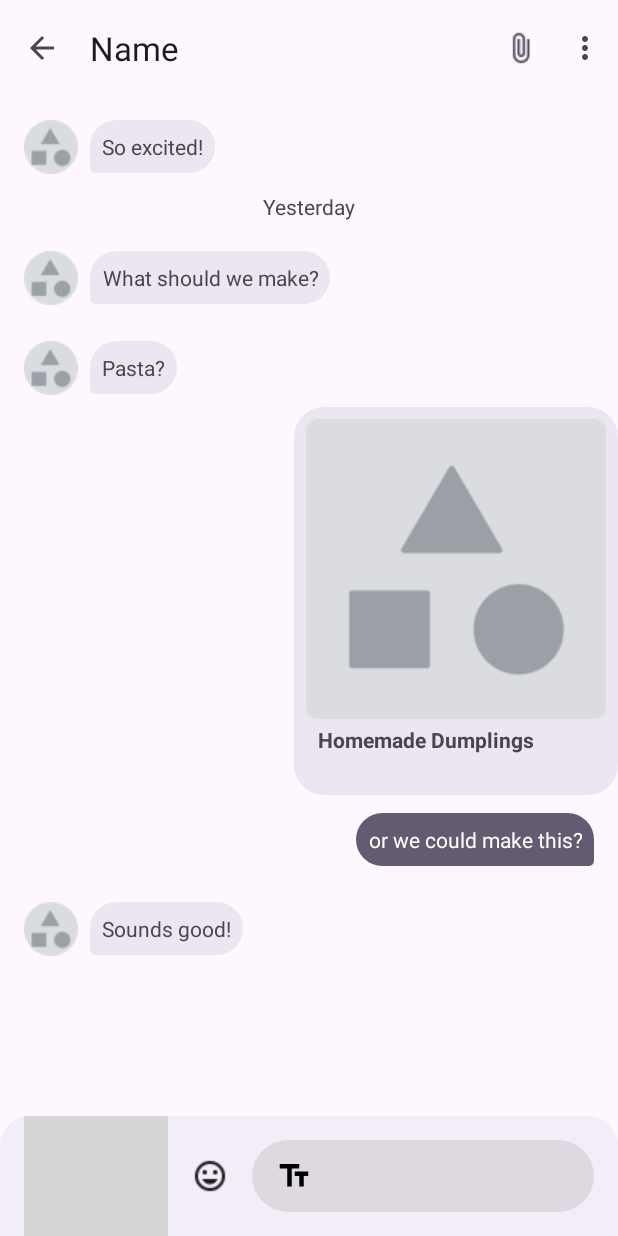
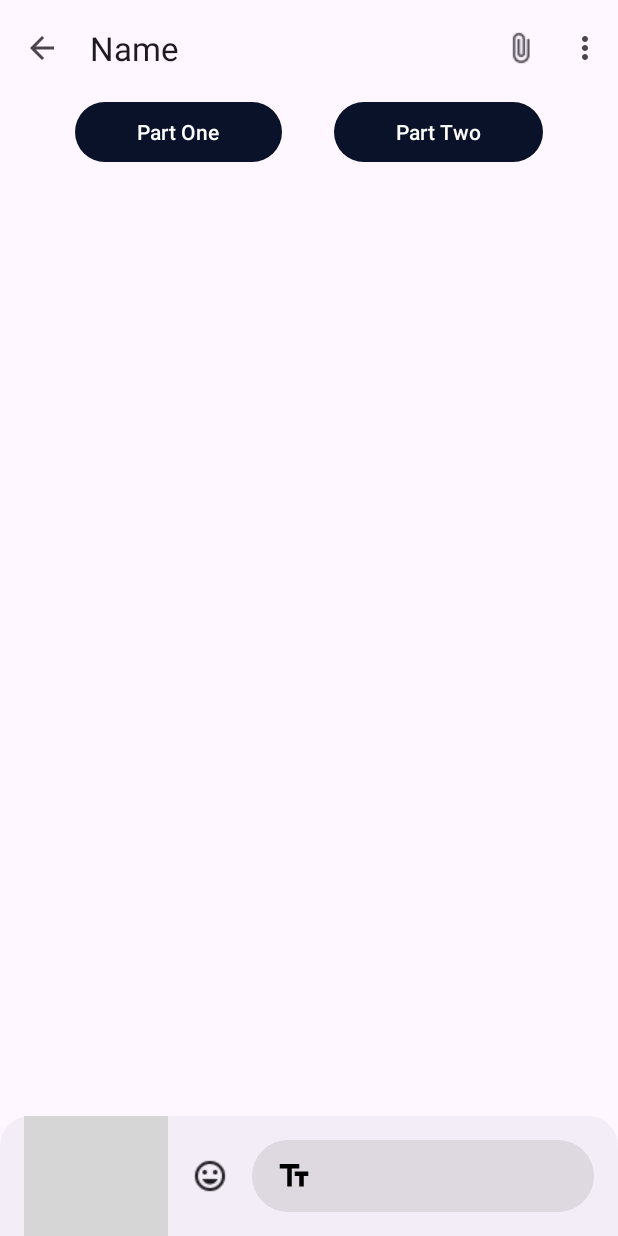
Before and after one commit to Jeong-MyeongSu/AndroidStudy, an Android app: the screen it shows after launch (FigmaTwoActivity), after a tap on "Figma_Two", on a phone screen of 412 x 824 dp. Run offline under Robolectric (Android 15) with nearby library versions, the phone set to English and light mode, and no system bars; our stand-ins replace Room's generated code; grey boxes are pictures that could not be loaded.

Commit message:
작업중

```diff
--- /dev/null
+++ b/app/src/main/java/com/wjdaudtn/mission/figma/FigmaTalkDatabaseInit.kt
@@ -0,0 +1,53 @@
+package com.wjdaudtn.mission.figma
+
+import android.content.Context
+import androidx.room.Room
+import com.wjdaudtn.mission.figma.database.TalkDao
+import com.wjdaudtn.mission.figma.database.TalkDatabase
+import com.wjdaudtn.mission.figma.database.TalkEntity
+
+/**
+ *packageName    : com.wjdaudtn.mission.figma
+ * fileName       : FigmaTalkDatabaseInit
+ * author         : licen
+ * date           : 2024-07-17
+ * description    :
+ * ===========================================================
+ * DATE              AUTHOR             NOTE
+ * -----------------------------------------------------------
+ * 2024-07-17        licen       최초 생성
+ */
+class FigmaTalkDatabaseInit {
+    private lateinit var talkDao: TalkDao
+    private lateinit var talkDatabase: TalkDatabase
+
+    fun getTalkDao(context: Context):TalkDao{
+        if(!::talkDatabase.isInitialized){
+            setDatabase(context)
+        }
+        return talkDao
+    }
+
+    private fun setDatabase(context:Context) {
+        talkDatabase = Room.databaseBuilder(
+            context.applicationContext,
+            TalkDatabase::class.java,
+            "talk_db",
+        )
+            .fallbackToDestructiveMigration() //스키마가 변경되면 기존 데이터 삭제하고 새로 생성 데이터 무결성을 보장 하지만 데이터 손실을 초래 데이터 손실을 피하기 위해선 .addMigrations(클래스 이름) 을 사용
+            .allowMainThreadQueries()     //메인 스레드에서 데이터 베이스 쿼리를 허용 실제 애플리케이션 에서는 백그라운드 스레드에서 데이터 베이스 작업이 수행하도록 해야함
+            .build() // 빌드하여 database instance 생성
+        talkDao = talkDatabase.talkDao()
+        if(talkDao.getTalkAll().isEmpty()){
+            val initialTalk = listOf(
+                TalkEntity(content = "hi hi hi hi hi hi hi",userNum = 1),
+                TalkEntity(content = "bye bye bye bye.", userNum = 2)
+            )
+            for (talk in initialTalk) {
+                if (talkDao.getTalkId(talk.id) == null) {
+                    talkDao.setInsertTalk(talk)
+                }
+            }
+        }
+    }
+}
--- a/app/src/main/java/com/wjdaudtn/mission/figma/FigmaTwoActivity.kt
+++ b/app/src/main/java/com/wjdaudtn/mission/figma/FigmaTwoActivity.kt
@@ -1,6 +1,7 @@
 package com.wjdaudtn.mission.figma
 
 import android.os.Bundle
+import android.util.Log
 import android.view.Menu
 import android.view.MenuItem
 import android.view.View
@@ -8,10 +9,12 @@ import android.widget.ImageView
 import androidx.activity.OnBackPressedCallback
 import androidx.appcompat.app.AppCompatActivity
 import androidx.appcompat.widget.SearchView
-import androidx.recyclerview.widget.LinearLayoutManager
+import com.wjdaudtn.mission.R
 import com.wjdaudtn.mission.databinding.ActivityFigmaTwoBinding
 import com.wjdaudtn.mission.databinding.CilpBinding
-import com.wjdaudtn.mission.figma.adapter.FigmaTwoAdapter
+import com.wjdaudtn.mission.figma.database.TalkDao
+import com.wjdaudtn.mission.figma.fragment.FigmaTwoFragmentPartOne
+import com.wjdaudtn.mission.figma.fragment.FigmaTwoFragmentPartTwo
 
 /**
  *packageName    : com.wjdaudtn.mission.figma
@@ -26,12 +29,16 @@ import com.wjdaudtn.mission.figma.adapter.FigmaTwoAdapter
  */
 class FigmaTwoActivity : AppCompatActivity() {
     data class StringAndType(val string: String, val type: Int)  //리사이클러 뷰에 들어갈 리스트에 들어갈 데이터클래스 생성
-    lateinit var figmaTwoContextList: MutableList<StringAndType> //리사이클러 뷰에 들어갈 리스트
+//    lateinit var figmaTwoContextList: MutableList<StringAndType> //리사이클러 뷰에 들어갈 리스트
+    private lateinit var talkDao: TalkDao
     private lateinit var binding: ActivityFigmaTwoBinding
+
+
     override fun onCreate(savedInstanceState: Bundle?) {
         super.onCreate(savedInstanceState)
         binding = ActivityFigmaTwoBinding.inflate(layoutInflater)
         setContentView(binding.root)
+        talkDao = FigmaTalkDatabaseInit().getTalkDao(applicationContext)
     }
 
     override fun onResume() {
@@ -67,27 +74,16 @@ class FigmaTwoActivity : AppCompatActivity() {
                 finish()
             }
         })
-        //정적인 데이터
-        figmaTwoContextList = mutableListOf(
-            StringAndType("So excited!",1),
-            StringAndType("Yesterday",3),
-            StringAndType("What should we make?", 1),
-            StringAndType("Pasta?",1),
-            StringAndType("Homemade Dumplings",4),
-            StringAndType("or we could make this?", 2),
-            StringAndType("Sounds good!",1)
-        )
 
-        //recyclerView
-        binding.figmaTwoRecyclerview.adapter = FigmaTwoAdapter(figmaTwoContextList)
-        binding.figmaTwoRecyclerview.layoutManager = LinearLayoutManager(baseContext)
-
+        binding.btnPartOne.setOnClickListener(customClickListener)
+        binding.btnPartTwo.setOnClickListener(customClickListener)
 
         hideCloseButton()// x버튼 숨기기
+
         binding.figmaTwoEditText.setOnQueryTextListener(object : SearchView.OnQueryTextListener,
             android.widget.SearchView.OnQueryTextListener {
             override fun onQueryTextSubmit(query: String?): Boolean {
-                figmaTwoContextList.add(StringAndType(query.toString(), 2))
+                Log.d("onQueryTextSubmit","입력함")
                 binding.figmaTwoEditText.setQuery("", false)//텍스트 지우기
                 binding.figmaTwoEditText.clearFocus() //포커스 제거
                 hideCloseButton() // X 버튼 숨기기
@@ -99,16 +95,67 @@ class FigmaTwoActivity : AppCompatActivity() {
             }
         })
 
-        binding.submitButton.setOnClickListener {
-            val query = binding.figmaTwoEditText.query.toString()
-            figmaTwoContextList.add(StringAndType(query, 2))
-            binding.figmaTwoEditText.setQuery("", false) // 텍스트를 지웁니다
-            binding.figmaTwoEditText.clearFocus() // 포커스를 제거합니다
-            binding.figmaTwoRecyclerview.scrollToPosition(figmaTwoContextList.size - 1) // RecyclerView가 데이터 설정 후 스크롤을 가장 아래로 이동
-            hideCloseButton() // X 버튼 숨기기
-        }
+
+
+//
+//        //recyclerView
+//        binding.figmaTwoRecyclerview.adapter = FigmaTwoAdapter(figmaTwoContextList)
+//        binding.figmaTwoRecyclerview.layoutManager = LinearLayoutManager(baseContext)
+//
+//
+
+//        binding.figmaTwoEditText.setOnQueryTextListener(object : SearchView.OnQueryTextListener,
+//            android.widget.SearchView.OnQueryTextListener {
+//            override fun onQueryTextSubmit(query: String?): Boolean {
+//                figmaTwoContextList.add(StringAndType(query.toString(), 2))
+//                binding.figmaTwoEditText.setQuery("", false)//텍스트 지우기
+//                binding.figmaTwoEditText.clearFocus() //포커스 제거
+//                hideCloseButton() // X 버튼 숨기기
+//                return false
+//            }
+//            override fun onQueryTextChange(newText: String?): Boolean {
+//                hideCloseButton() // X 버튼 숨기기
+//                return true
+//            }
+//        })
+//
+//        binding.submitButton.setOnClickListener {
+//            val query = binding.figmaTwoEditText.query.toString()
+//            figmaTwoContextList.add(StringAndType(query, 2))
+//            binding.figmaTwoEditText.setQuery("", false) // 텍스트를 지웁니다
+//            binding.figmaTwoEditText.clearFocus() // 포커스를 제거합니다
+//            binding.figmaTwoRecyclerview.scrollToPosition(figmaTwoContextList.size - 1) // RecyclerView가 데이터 설정 후 스크롤을 가장 아래로 이동
+//            hideCloseButton() // X 버튼 숨기기
+//        }
 
     }
+
+    private val customClickListener:View.OnClickListener = (View.OnClickListener { v ->
+        when(v.id){
+            R.id.btn_part_one -> {
+                Log.d("btn_part_one","파트1 버튼 클릭")
+                showPartOneFragment()
+            }
+
+            R.id.btn_part_two -> {
+                Log.d("btn_part_two", "파트2 버튼 클릭")
+                showPartTwoFragment()
+            }
+        }
+    })
+    private fun showPartOneFragment(){
+        val partOneFragment = FigmaTwoFragmentPartOne()
+        supportFragmentManager.beginTransaction()
+            .replace(R.id.fragment_container_figma_two, partOneFragment)
+            .commit()
+    }
+    private fun showPartTwoFragment(){
+        val partTwoFragment = FigmaTwoFragmentPartTwo()
+        supportFragmentManager.beginTransaction()
+            .replace(R.id.fragment_container_figma_two, partTwoFragment)
+            .commit()
+    }
+
     //버튼 숨기기 함수
     fun hideCloseButton() {
         try {
--- a/app/src/main/java/com/wjdaudtn/mission/figma/adapter/FigmaTwoAdapter.kt
+++ b/app/src/main/java/com/wjdaudtn/mission/figma/adapter/FigmaTwoAdapterPartTwo.kt
@@ -1,6 +1,5 @@
 package com.wjdaudtn.mission.figma.adapter
 
-import android.annotation.SuppressLint
 import android.view.LayoutInflater
 import android.view.ViewGroup
 import androidx.recyclerview.widget.RecyclerView
@@ -8,45 +7,45 @@ import com.wjdaudtn.mission.databinding.FigmaTwoListDayBinding
 import com.wjdaudtn.mission.databinding.FigmaTwoListLeftBinding
 import com.wjdaudtn.mission.databinding.FigmaTwoListRightBinding
 import com.wjdaudtn.mission.databinding.FigmaTwoListRightWithImageBinding
-import com.wjdaudtn.mission.figma.FigmaTwoActivity
-import com.wjdaudtn.mission.recyclerView.ViewHolderTwo.MyViewHolder1
+
+import com.wjdaudtn.mission.figma.fragment.FigmaTwoFragmentPartTwo
 
 /**
  *packageName    : com.wjdaudtn.mission.figma.adapter
- * fileName       : FigmaTwoAdapter
+ * fileName       : FigmaTwoAdapterPartTwo
  * author         : licen
- * date           : 2024-07-11
+ * date           : 2024-07-17
  * description    :
  * ===========================================================
  * DATE              AUTHOR             NOTE
  * -----------------------------------------------------------
- * 2024-07-11        licen       최초 생성
+ * 2024-07-17        licen       최초 생성
  */
-class FigmaTwoAdapter(private var contextList:MutableList<FigmaTwoActivity.StringAndType>):RecyclerView.Adapter<RecyclerView.ViewHolder>() {
+class FigmaTwoAdapterPartTwo(private var item: MutableList<FigmaTwoFragmentPartTwo.TalkItem2>): RecyclerView.Adapter<RecyclerView.ViewHolder>() {
     override fun onCreateViewHolder(parent: ViewGroup, viewType: Int): RecyclerView.ViewHolder {
         return when (viewType) {
-            1 -> FigmaViewHolder1(
+            1 -> FigmaViewHolderPartTwo1(
                 FigmaTwoListLeftBinding.inflate(
                     LayoutInflater.from(parent.context),
                     parent,
                     false
                 )
             )
-            2 -> FigmaViewHolder2(
+            2 -> FigmaViewHolderPartTwo2(
                 FigmaTwoListRightBinding.inflate(
                     LayoutInflater.from(parent.context),
                     parent,
                     false
                 )
             )
-            3 -> FigmaViewHolder3(
+            3 -> FigmaViewHolderPartTwo3(
                 FigmaTwoListDayBinding.inflate(
                     LayoutInflater.from(parent.context),
                     parent,
                     false
                 )
             )
-            else -> FigmaViewHolder4(
+            else -> FigmaViewHolderPartTwo4(
                 FigmaTwoListRightWithImageBinding.inflate(
                     LayoutInflater.from(parent.context),
                     parent,
@@ -58,22 +57,22 @@ class FigmaTwoAdapter(private var contextList:MutableList<FigmaTwoActivity.Strin
 
     override fun onBindViewHolder(holder: RecyclerView.ViewHolder, position: Int) {
         when (holder){
-            is FigmaViewHolder1 -> holder.binding.figmaTwoListLeftText.text = contextList[position].string
-            is FigmaViewHolder2 -> holder.binding.figmaTwoListRightText.text = contextList[position].string
-            is FigmaViewHolder3 -> holder.binding.figmaTwoListDayText.text = contextList[position].string
-            is FigmaViewHolder4 -> holder.binding.figmaTwoListWithImageText.text = contextList[position].string
+            is FigmaViewHolderPartTwo1 -> holder.binding.figmaTwoListLeftText.text = item[position].content
+            is FigmaViewHolderPartTwo2 -> holder.binding.figmaTwoListRightText.text = item[position].content
+            is FigmaViewHolderPartTwo3 -> holder.binding.figmaTwoListDayText.text = item[position].content
+            is FigmaViewHolderPartTwo4 -> holder.binding.figmaTwoListWithImageText.text = item[position].content
         }
     }
 
     override fun getItemCount(): Int {
-        return contextList.size
+        return item.size
     }
 
     override fun getItemViewType(position: Int): Int {
-        return contextList[position].type
+        return item[position].user
     }
+    class FigmaViewHolderPartTwo1(val binding: FigmaTwoListLeftBinding): RecyclerView.ViewHolder(binding.root)
+    class FigmaViewHolderPartTwo2(val binding: FigmaTwoListRightBinding): RecyclerView.ViewHolder(binding.root)
+    class FigmaViewHolderPartTwo3(val binding: FigmaTwoListDayBinding): RecyclerView.ViewHolder(binding.root) //다음 날로 넘어갈 때
+    class FigmaViewHolderPartTwo4(val binding: FigmaTwoListRightWithImageBinding): RecyclerView.ViewHolder(binding.root)//사진을 같이 넘길 때
 }
-class FigmaViewHolder1(val binding:FigmaTwoListLeftBinding): RecyclerView.ViewHolder(binding.root)
-class FigmaViewHolder2(val binding:FigmaTwoListRightBinding): RecyclerView.ViewHolder(binding.root)
-class FigmaViewHolder3(val binding:FigmaTwoListDayBinding): RecyclerView.ViewHolder(binding.root)
-class FigmaViewHolder4(val binding:FigmaTwoListRightWithImageBinding): RecyclerView.ViewHolder(binding.root)
--- /dev/null
+++ b/app/src/main/java/com/wjdaudtn/mission/figma/database/TalkDao.kt
@@ -0,0 +1,36 @@
+package com.wjdaudtn.mission.figma.database
+
+import androidx.room.Dao
+import androidx.room.Delete
+import androidx.room.Insert
+import androidx.room.Query
+import androidx.room.Update
+
+/**
+ *packageName    : com.wjdaudtn.mission.figma.database
+ * fileName       : TalkDao
+ * author         : licen
+ * date           : 2024-07-17
+ * description    :
+ * ===========================================================
+ * DATE              AUTHOR             NOTE
+ * -----------------------------------------------------------
+ * 2024-07-17        licen       최초 생성
+ */
+@Dao
+interface TalkDao {
+    @Insert
+    fun setInsertTalk(talkEntity: TalkEntity) : Long
+
+    @Update
+    fun setUpdateTalk(talkEntity: TalkEntity)
+
+    @Delete
+    fun setDeleteTalk(talkEntity: TalkEntity)
+
+    @Query("SELECT * FROM TalkEntity")
+    fun getTalkAll(): MutableList<TalkEntity>
+
+    @Query("SELECT * FROM TalkEntity WHERE id = :talkId")
+    fun getTalkId(talkId: Int): TalkEntity?
+}
--- /dev/null
+++ b/app/src/main/java/com/wjdaudtn/mission/figma/database/TalkDatabase.kt
@@ -0,0 +1,20 @@
+package com.wjdaudtn.mission.figma.database
+
+import androidx.room.Database
+import androidx.room.RoomDatabase
+
+/**
+ *packageName    : com.wjdaudtn.mission.figma.database
+ * fileName       : TalkDatabase
+ * author         : licen
+ * date           : 2024-07-17
+ * description    :
+ * ===========================================================
+ * DATE              AUTHOR             NOTE
+ * -----------------------------------------------------------
+ * 2024-07-17        licen       최초 생성
+ */
+@Database(entities = [TalkEntity::class], version = 1, exportSchema = false)
+abstract class TalkDatabase: RoomDatabase() {
+    abstract fun talkDao(): TalkDao
+}
--- /dev/null
+++ b/app/src/main/java/com/wjdaudtn/mission/figma/database/TalkEntity.kt
@@ -0,0 +1,23 @@
+package com.wjdaudtn.mission.figma.database
+
+import androidx.room.Entity
+import androidx.room.PrimaryKey
+
+/**
+ *packageName    : com.wjdaudtn.mission.figma.database
+ * fileName       : TalkEntity
+ * author         : licen
+ * date           : 2024-07-17
+ * description    :
+ * ===========================================================
+ * DATE              AUTHOR             NOTE
+ * -----------------------------------------------------------
+ * 2024-07-17        licen       최초 생성
+ */
+@Entity
+data class TalkEntity(
+    @PrimaryKey(autoGenerate = true)
+    val id: Int = 0,
+    val content: String = "",
+    val userNum: Int = 0
+)
--- a/app/src/main/res/layout/activity_figma_two.xml
+++ b/app/src/main/res/layout/activity_figma_two.xml
@@ -3,9 +3,9 @@
   xmlns:app="http://schemas.android.com/apk/res-auto"
   xmlns:tools="http://schemas.android.com/tools"
   android:id="@+id/main"
-    android:orientation="vertical"
   android:layout_width="match_parent"
   android:layout_height="match_parent"
+  android:orientation="vertical"
   tools:context=".figma.FigmaTwoActivity">
   <com.google.android.material.appbar.MaterialToolbar
     android:id="@+id/toolbar_figma_two"
@@ -13,97 +13,113 @@
     android:layout_height="64dp"
     android:background="#FEF7FF"
     app:layout_constraintStart_toStartOf="parent"
-        app:layout_constraintTop_toTopOf="parent"/>
+    app:layout_constraintTop_toTopOf="parent" />
+  <LinearLayout
+    android:id="@+id/layout_btn"
+    android:layout_width="match_parent"
+    android:layout_height="wrap_content"
+    android:orientation="horizontal"
+    app:layout_constraintStart_toStartOf="parent"
+    app:layout_constraintTop_toBottomOf="@id/toolbar_figma_two">
+
+    <com.google.android.material.button.MaterialButton
+      android:id="@+id/btn_part_one"
+      android:layout_width="wrap_content"
+      android:layout_height="wrap_content"
+      android:layout_marginStart="50dp"
+      android:layout_weight="1"
+      android:text="@string/part_one" />
+    <View
+      android:layout_width="0dp"
+      android:layout_height="wrap_content"
+      android:layout_weight="1" />
+
+    <com.google.android.material.button.MaterialButton
+      android:id="@+id/btn_part_two"
+      android:layout_width="wrap_content"
+      android:layout_height="wrap_content"
+      android:layout_marginEnd="50dp"
+      android:layout_weight="1"
+      android:text="@string/part_two" />
+  </LinearLayout>
+
+  <androidx.fragment.app.FragmentContainerView
+    android:id="@+id/fragment_container_figma_two"
+    android:layout_width="match_parent"
+    android:layout_height="match_parent"
+    android:layout_marginTop="128dp"
+    android:layout_marginBottom="92dp" />
+
   <androidx.recyclerview.widget.RecyclerView
     android:id="@+id/figma_two_recyclerview"
     android:layout_width="match_parent"
     android:layout_height="match_parent"
     android:layout_marginTop="64dp"
-        android:layout_marginBottom="92dp"/>
+    android:layout_marginBottom="92dp" />
+
   <com.google.android.material.bottomnavigation.BottomNavigationView
     android:layout_width="match_parent"
     android:layout_height="wrap_content"
     android:layout_gravity="bottom"
     android:background="@drawable/figma_two_bottom_navigation"
-        app:layout_constraintStart_toStartOf="parent"
-        app:layout_constraintBottom_toBottomOf="parent">
-        <LinearLayout
-            android:orientation="horizontal"
-            android:layout_width="match_parent"
-            android:layout_height="match_parent">
-            <ImageView
-                android:layout_marginStart="16dp"
-                android:layout_gravity="center"
-                android:layout_width="wrap_content"
-                android:layout_height="wrap_content"
-                android:background="@drawable/add_circle"
-                android:contentDescription="@string/add_circle_image"/>
-            <ImageView
-                android:layout_marginStart="16dp"
-                android:layout_marginEnd="16dp"
-                android:layout_gravity="center"
-                android:layout_width="wrap_content"
-                android:layout_height="wrap_content"
-                android:background="@drawable/smail"/>
+    app:layout_constraintBottom_toBottomOf="parent"
+    app:layout_constraintStart_toStartOf="parent">
+
     <LinearLayout
       android:layout_width="match_parent"
       android:layout_height="match_parent"
-                android:background="@drawable/custom_search_bar"
+      android:orientation="horizontal">
+
+      <ImageView
+        android:layout_width="wrap_content"
+        android:layout_height="wrap_content"
+        android:layout_gravity="center"
+        android:layout_marginStart="16dp"
+        android:background="@drawable/add_circle"
+        android:contentDescription="@string/add_circle_image" />
+
+      <ImageView
+        android:layout_width="wrap_content"
+        android:layout_height="wrap_content"
+        android:layout_gravity="center"
+        android:layout_marginStart="16dp"
+        android:layout_marginEnd="16dp"
+        android:background="@drawable/smail" />
+
+      <LinearLayout
+        android:layout_width="match_parent"
+        android:layout_height="match_parent"
         android:layout_marginTop="16dp"
         android:layout_marginEnd="16dp"
         android:layout_marginBottom="16dp"
+        android:background="@drawable/custom_search_bar"
         android:orientation="horizontal">
+
         <ImageView
-                    android:layout_marginStart="16dp"
-                    android:layout_gravity="center"
           android:layout_width="wrap_content"
           android:layout_height="wrap_content"
-                    android:background="@drawable/baseline_text_fields_24"/>
+          android:layout_gravity="center"
+          android:layout_marginStart="16dp"
+          android:background="@drawable/baseline_text_fields_24" />
+
         <SearchView
-                    android:iconifiedByDefault="false"
-                    android:searchIcon="@null"
-                    android:queryBackground="@null"
           android:id="@+id/figma_two_edit_text"
+          android:layout_width="190dp"
+          android:layout_height="wrap_content"
+          android:layout_gravity="center"
           android:layout_marginStart="16dp"
           android:layout_marginEnd="16dp"
-                    android:layout_gravity="center"
-                    android:layout_width="190dp"
-                    android:layout_height="wrap_content"/>
+          android:iconifiedByDefault="false"
+          android:queryBackground="@null"
+          android:searchIcon="@null" />
+
         <Button
-                    android:layout_gravity="center"
           android:id="@+id/submit_button"
           android:layout_width="24dp"
           android:layout_height="24dp"
-                    android:background="@drawable/baseline_send_24"/>
-<!--                <ImageView-->
-<!--                    android:layout_gravity="center"-->
-<!--                    android:layout_width="wrap_content"-->
-<!--                    android:layout_height="wrap_content"-->
-<!--                    android:background="@drawable/baseline_mic_24"/>-->
-
+          android:layout_gravity="center"
+          android:background="@drawable/baseline_send_24" />
       </LinearLayout>
-<!--            <com.google.android.material.search.SearchBar-->
-<!--                android:id="@+id/figma_two_search_bar"-->
-<!--                android:layout_width="match_parent"-->
-<!--                android:layout_height="wrap_content"-->
-<!--                app:navigationIcon="@drawable/baseline_text_fields_24"-->
-<!--                app:menu="@menu/figma_two_bottom_nav_search_bar_menu">-->
-<!--                <com.google.android.material.search.SearchView-->
-<!--                    android:id="@+id/figma_two_search_view"-->
-<!--                    android:layout_width="match_parent"-->
-<!--                    android:layout_height="match_parent"-->
-<!--                    android:focusable="true"-->
-<!--                    android:focusableInTouchMode="true"-->
-<!--                    app:layout_anchor="@id/figma_two_search_bar">-->
-<!--                    <EditText-->
-<!--                        android:id="@+id/figma_two_edit_text"-->
-<!--                        android:layout_width="match_parent"-->
-<!--                        android:layout_height="match_parent"/>-->
-<!--                    &lt;!&ndash; Search suggestions/results go here (ScrollView, RecyclerView, etc.). &ndash;&gt;-->
-<!--                </com.google.android.material.search.SearchView>-->
-<!--            </com.google.android.material.search.SearchBar>-->
-
-
     </LinearLayout>
   </com.google.android.material.bottomnavigation.BottomNavigationView>
 </androidx.constraintlayout.widget.ConstraintLayout>
--- a/app/src/main/res/values/strings.xml
+++ b/app/src/main/res/values/strings.xml
@@ -49,5 +49,7 @@
   <dimen name="lg">24sp</dimen>
   <!-- TODO: Remove or change this placeholder text -->
   <string name="hello_blank_fragment">Hello blank fragment</string>
+  <string name="part_one">Part One</string>
+  <string name="part_two">Part Two</string>
 
 </resources>
```
Also changed, not shown: app/src/main/java/com/wjdaudtn/mission/figma/adapter/FigmaTwoAdapterPartOne.kt (added, +78 -0 lines), app/src/main/java/com/wjdaudtn/mission/figma/fragment/FigmaTwoFragmentPartOne.kt (+37 -38 lines), app/src/main/java/com/wjdaudtn/mission/figma/fragment/FigmaTwoFragmentPartTwo.kt (+38 -38 lines), app/src/main/res/layout/fragment_figma_two_part_one.xml (+6 -7 lines), app/src/main/res/layout/fragment_figma_two_part_two.xml (+3 -5 lines). Lines whose indentation alone changed are shown as unchanged.
